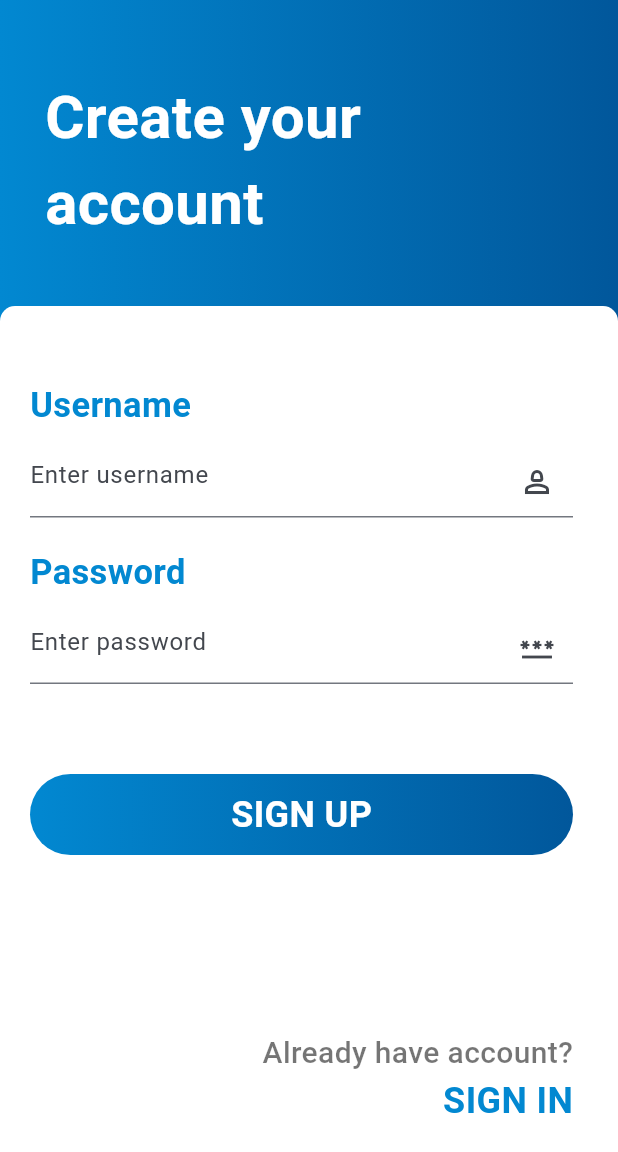
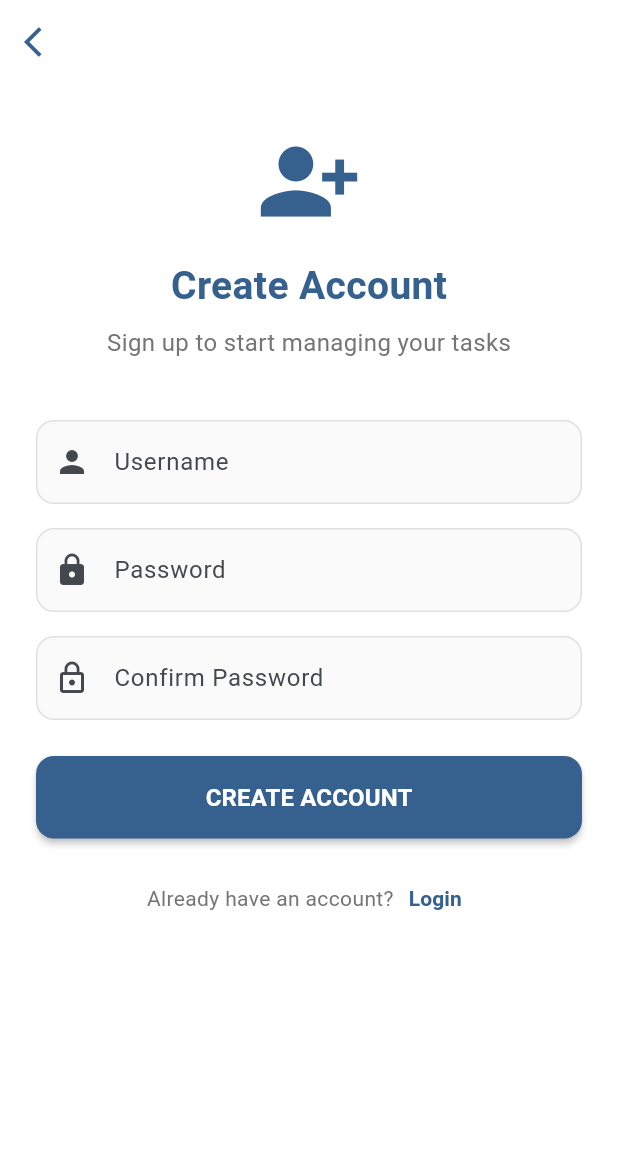
Before and after one commit to AdryanPratama168/TodoApp, a Flutter app: the RegisterPage screen opened directly, on a phone screen of 412 x 824 dp. Shown: the top 1152 px of the screen. Run offline on Flutter 3.47's test engine with Material 3 defaults, Android fonts, the phone set to English and light mode, and no system bars; our stand-ins replace get, sqflite; accounts and stored records are empty.

Commit message:
Update register_page.dart

```diff
--- a/lib/pages/register_page.dart
+++ b/lib/pages/register_page.dart
@@ -6,172 +6,227 @@ import 'package:login_sqflite_getx/pages/login_page.dart';
 class RegisterPage extends StatelessWidget {
   final TextEditingController usernameController = TextEditingController();
   final TextEditingController passwordController = TextEditingController();
+  final TextEditingController confirmPasswordController = TextEditingController();
+  final AuthController authController = Get.put(AuthController());
 
-  final AuthController authController = Get.put(AuthController());
+  RegisterPage({Key? key}) : super(key: key);
 
   @override
   Widget build(BuildContext context) {
     return Scaffold(
-      body: Container(
-        padding: EdgeInsets.only(top: 50),
-        height: MediaQuery.of(context).size.height,
-        width: MediaQuery.of(context).size.width,
-        decoration: BoxDecoration(
-            gradient: LinearGradient(
-                colors: [Color(0xFF0288D1), Color(0xFF01579B)],
-                begin: Alignment.topLeft,
-                end: Alignment.topRight)),
-        child: Column(
-          crossAxisAlignment: CrossAxisAlignment.start,
-          children: [
-            Padding(
-              padding: EdgeInsets.only(left: 30),
-              child: Text(
-                "Create your\naccount",
-                style: TextStyle(
-                    color: Colors.white,
-                    fontSize: 40.0,
-                    fontWeight: FontWeight.bold),
+      backgroundColor: Colors.white,
+      appBar: AppBar(
+        elevation: 0,
+        backgroundColor: Colors.transparent,
+        leading: IconButton(
+          icon: Icon(
+            Icons.arrow_back_ios,
+            color: Theme.of(context).colorScheme.primary,
+          ),
+          onPressed: () => Get.back(),
         ),
       ),
-            SizedBox(
-              height: 40,
+      body: SafeArea(
+        child: SingleChildScrollView(
+          child: Padding(
+            padding: const EdgeInsets.symmetric(horizontal: 24.0),
+            child: Column(
+              crossAxisAlignment: CrossAxisAlignment.stretch,
+              children: [
+                const SizedBox(height: 30),
+                // Logo and Title
+                Center(
+                  child: Column(
+                    children: [
+                      Icon(
+                        Icons.person_add_alt_1,
+                        size: 70,
+                        color: Theme.of(context).colorScheme.primary,
                       ),
-            Expanded(
-              child: Container(
-                padding: EdgeInsets.only(top: 50, left: 20, right: 30),
-                width: MediaQuery.of(context).size.width,
-                decoration: BoxDecoration(
-                    color: Colors.white,
-                    borderRadius: BorderRadius.only(
-                        topLeft: Radius.circular(10),
-                        topRight: Radius.circular(10))),
-                child: Column(
-                  crossAxisAlignment: CrossAxisAlignment.start,
-                  children: [
+                      const SizedBox(height: 16),
                       Text(
-                      "Username",
+                        'Create Account',
                         style: TextStyle(
-                          color: Color(0xFF0288D1),
-                          fontSize: 23,
-                          fontWeight: FontWeight.bold),
+                          fontSize: 26,
+                          fontWeight: FontWeight.bold,
+                          color: Theme.of(context).colorScheme.primary,
                         ),
-                    SizedBox(
-                      height: 10,
                       ),
+                      const SizedBox(height: 8),
+                      Text(
+                        'Sign up to start managing your tasks',
+                        style: TextStyle(
+                          fontSize: 16,
+                          color: Colors.grey[600],
+                        ),
+                      ),
+                    ],
+                  ),
+                ),
+                const SizedBox(height: 40),
+                // Username Field
                 TextField(
                   controller: usernameController,
                   decoration: InputDecoration(
-                          hintText: "Enter username",
-                          suffixIcon: Icon(Icons.person_2_outlined)),
+                    labelText: 'Username',
+                    prefixIcon: const Icon(Icons.person),
+                    border: OutlineInputBorder(
+                      borderRadius: BorderRadius.circular(12),
                     ),
-                    SizedBox(
-                      height: 20,
+                    enabledBorder: OutlineInputBorder(
+                      borderRadius: BorderRadius.circular(12),
+                      borderSide: BorderSide(
+                        color: Colors.grey[300]!,
                       ),
-                    Text(
-                      "Password",
-                      style: TextStyle(
-                          color: Color(0xFF0288D1),
-                          fontSize: 23,
-                          fontWeight: FontWeight.bold),
                     ),
-                    SizedBox(
-                      height: 10,
+                    focusedBorder: OutlineInputBorder(
+                      borderRadius: BorderRadius.circular(12),
+                      borderSide: BorderSide(
+                        color: Theme.of(context).colorScheme.primary,
+                        width: 2,
                       ),
+                    ),
+                    filled: true,
+                    fillColor: Colors.grey[50],
+                  ),
+                ),
+                const SizedBox(height: 16),
+                // Password Field
                 TextField(
                   controller: passwordController,
+                  obscureText: true,
                   decoration: InputDecoration(
-                          hintText: "Enter password",
-                          suffixIcon: Icon(Icons.password_outlined)),
+                    labelText: 'Password',
+                    prefixIcon: const Icon(Icons.lock),
+                    border: OutlineInputBorder(
+                      borderRadius: BorderRadius.circular(12),
                     ),
-                    SizedBox(
-                      height: 10,
+                    enabledBorder: OutlineInputBorder(
+                      borderRadius: BorderRadius.circular(12),
+                      borderSide: BorderSide(
+                        color: Colors.grey[300]!,
                       ),
-                    SizedBox(
-                      height: 50,
                     ),
-                    GestureDetector(
-                      child: Container(
-                        padding: EdgeInsets.all(10),
-                        decoration: BoxDecoration(
-                            gradient: LinearGradient(
-                                colors: [Color(0xFF0288D1), Color(0xFF01579B)],
-                                begin: Alignment.topLeft,
-                                end: Alignment.topRight),
-                            borderRadius: BorderRadius.circular(30)),
-                        width: MediaQuery.of(context).size.width,
-                        child: Center(
-                          child: Text(
-                            "SIGN UP",
+                    focusedBorder: OutlineInputBorder(
+                      borderRadius: BorderRadius.circular(12),
+                      borderSide: BorderSide(
+                        color: Theme.of(context).colorScheme.primary,
+                        width: 2,
+                      ),
+                    ),
+                    filled: true,
+                    fillColor: Colors.grey[50],
+                  ),
+                ),
+                const SizedBox(height: 16),
+                // Confirm Password Field
+                TextField(
+                  controller: confirmPasswordController,
+                  obscureText: true,
+                  decoration: InputDecoration(
+                    labelText: 'Confirm Password',
+                    prefixIcon: const Icon(Icons.lock_outline),
+                    border: OutlineInputBorder(
+                      borderRadius: BorderRadius.circular(12),
+                    ),
+                    enabledBorder: OutlineInputBorder(
+                      borderRadius: BorderRadius.circular(12),
+                      borderSide: BorderSide(
+                        color: Colors.grey[300]!,
+                      ),
+                    ),
+                    focusedBorder: OutlineInputBorder(
+                      borderRadius: BorderRadius.circular(12),
+                      borderSide: BorderSide(
+                        color: Theme.of(context).colorScheme.primary,
+                        width: 2,
+                      ),
+                    ),
+                    filled: true,
+                    fillColor: Colors.grey[50],
+                  ),
+                ),
+                const SizedBox(height: 24),
+                // Register Button
+                ElevatedButton(
+                  onPressed: () {
+                    if (usernameController.text.isEmpty ||
+                        passwordController.text.isEmpty ||
+                        confirmPasswordController.text.isEmpty) {
+                      Get.snackbar(
+                        'Error',
+                        'Please fill all fields',
+                        snackPosition: SnackPosition.BOTTOM,
+                        backgroundColor: Colors.red[100],
+                        colorText: Colors.red[800],
+                      );
+                      return;
+                    }
+
+                    if (passwordController.text != confirmPasswordController.text) {
+                      Get.snackbar(
+                        'Error',
+                        'Passwords do not match',
+                        snackPosition: SnackPosition.BOTTOM,
+                        backgroundColor: Colors.red[100],
+                        colorText: Colors.red[800],
+                      );
+                      return;
+                    }
+
+                    authController.register(
+                      usernameController.text,
+                      passwordController.text,
+                    );
+                  },
+                  style: ElevatedButton.styleFrom(
+                    backgroundColor: Theme.of(context).colorScheme.primary,
+                    foregroundColor: Colors.white,
+                    padding: const EdgeInsets.symmetric(vertical: 16),
+                    shape: RoundedRectangleBorder(
+                      borderRadius: BorderRadius.circular(12),
+                    ),
+                    elevation: 2,
+                  ),
+                  child: const Text(
+                    'CREATE ACCOUNT',
                     style: TextStyle(
-                                color: Colors.white,
-                                fontSize: 24,
-                                fontWeight: FontWeight.bold),
+                      fontSize: 16,
+                      fontWeight: FontWeight.bold,
                     ),
                   ),
                 ),
-                      onTap: () async {
-                        final name = usernameController.text;
-                        final password = passwordController.text;
-
-                        if (name.isEmpty || password.isEmpty) {
-                          showDialog(
-                              context: context,
-                              builder: (_) => AlertDialog(
-                                    title: const Text("Error"),
-                                    content: const Text(
-                                        "Silahkan masukkan email,password dan nama anda"),
-                                    actions: [
-                                      TextButton(
-                                        onPressed: () => Navigator.of(context,
-                                                rootNavigator: true)
-                                            .pop('dialog'),
-                                        child: const Text("Ok"),
-                                      )
-                                    ],
-                                  ));
-                        } else {
-                          authController.register(
-                              usernameController.text, passwordController.text);
-                        }
-                      },
-                    ),
-                    SizedBox(height: MediaQuery.of(context).size.height / 7),
-                    Row(mainAxisAlignment: MainAxisAlignment.end, children: [
-                      Column(
-                        crossAxisAlignment: CrossAxisAlignment.end,
+                const SizedBox(height: 16),
+                // Login Link
+                Row(
+                  mainAxisAlignment: MainAxisAlignment.center,
                   children: [
                     Text(
-                            "Already have account?",
+                      "Already have an account? ",
                       style: TextStyle(
-                                color: Colors.black54,
-                                fontSize: 20,
-                                fontWeight: FontWeight.w500),
+                        color: Colors.grey[600],
                       ),
-                          GestureDetector(
-                            onTap: () {
-                              Navigator.pushReplacement(
-                                  context,
-                                  MaterialPageRoute(
-                                      builder: (context) => LoginPage()));
-                            },
-                            child: Text(
-                              "SIGN IN",
+                    ),
+                    TextButton(
+                      onPressed: () => Get.off(() => LoginPage()),
+                      style: TextButton.styleFrom(
+                        foregroundColor: Theme.of(context).colorScheme.primary,
+                        padding: EdgeInsets.zero,
+                        minimumSize: const Size(0, 0),
+                      ),
+                      child: const Text(
+                        'Login',
                         style: TextStyle(
-                                  color: Color(0xFF0288D1),
-                                  fontSize: 24,
-                                  fontWeight: FontWeight.bold),
-                            ),
-                          )
-                        ],
-                      ),
-                    ])
-                  ],
+                          fontWeight: FontWeight.bold,
                         ),
                       ),
                     ),
                   ],
                 ),
+              ],
+            ),
+          ),
+        ),
       ),
     );
   }
```
Lines whose indentation alone changed are shown as unchanged.
